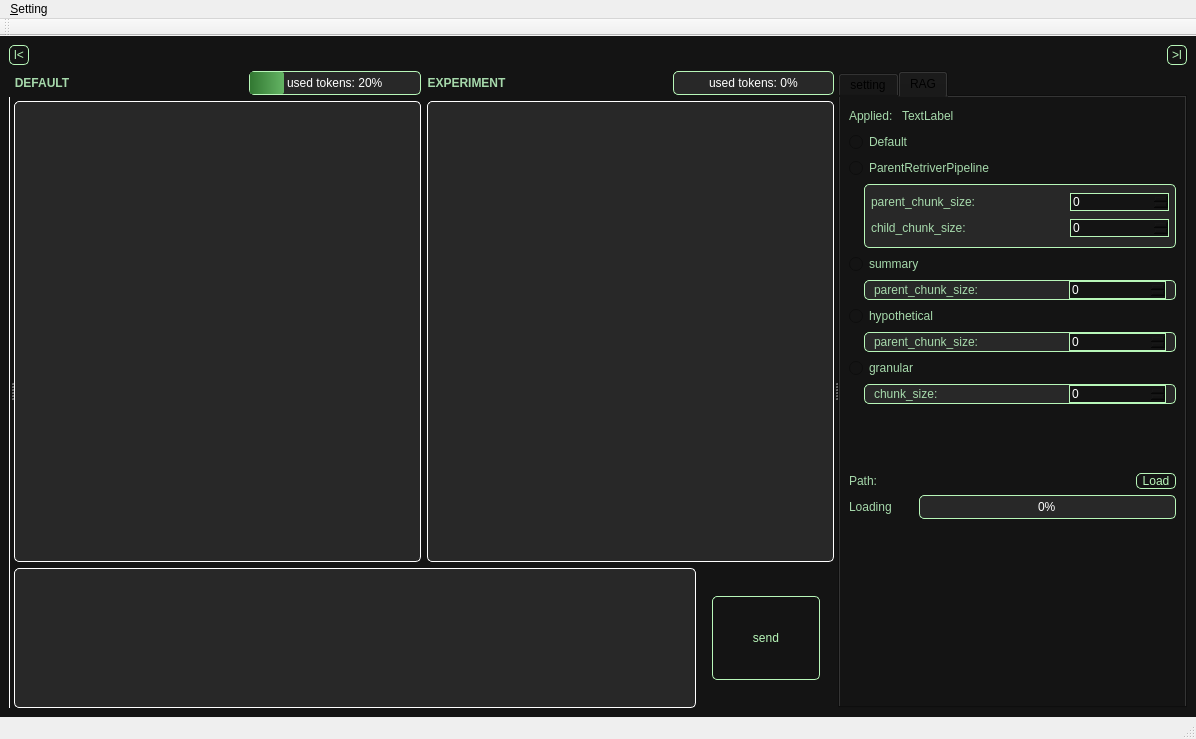
Qt form projects/pj3(LLM_compared_v1.0.1)/ui/mainwindow.ui (EagerBeaverLee/Vision_AI_RnD_team) before a commit.
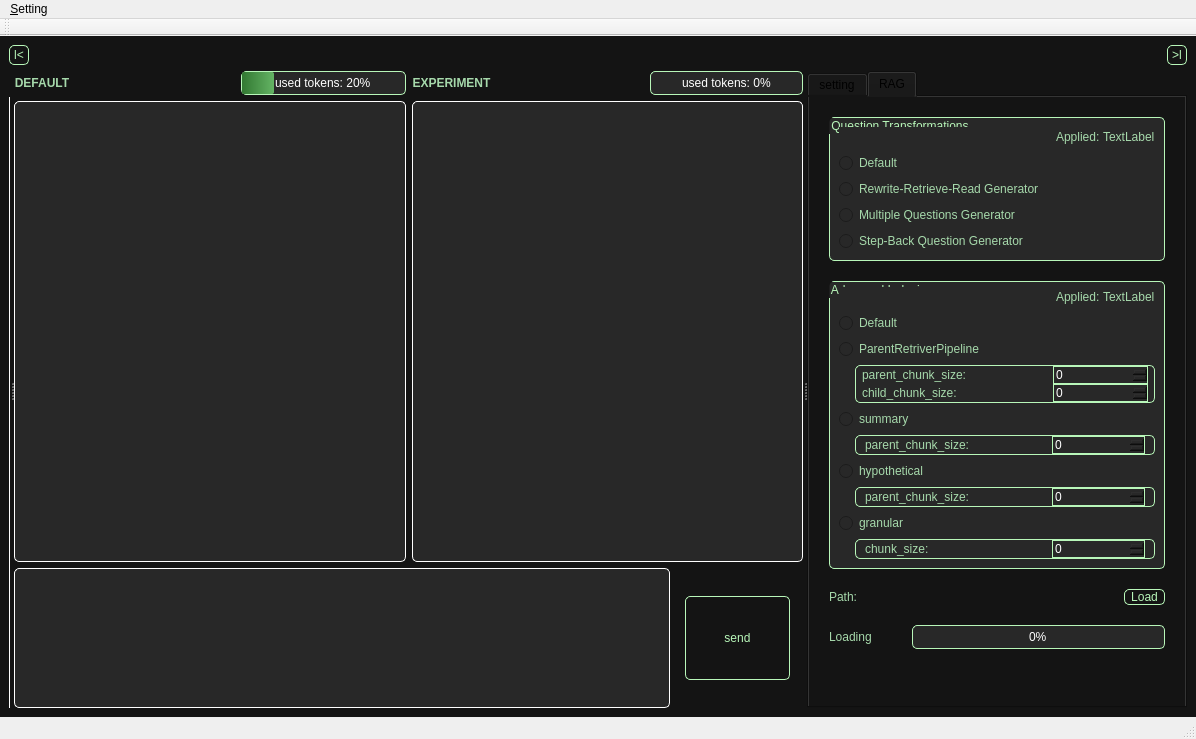
The same form after that commit.

Commit message: question transformers added

What changed in the file:
```diff
--- a/projects/pj3(LLM_compared_v1.0.1)/ui/mainwindow.ui
+++ b/projects/pj3(LLM_compared_v1.0.1)/ui/mainwindow.ui
@@ -913,35 +913,228 @@
         <attribute name="title">
          <string>RAG</string>
         </attribute>
-        <layout class="QVBoxLayout" name="verticalLayout_13">
+        <layout class="QVBoxLayout" name="verticalLayout_14" stretch="10,30,2,2,6">
+         <property name="spacing">
+          <number>20</number>
+         </property>
+         <property name="leftMargin">
+          <number>20</number>
+         </property>
+         <property name="topMargin">
+          <number>20</number>
+         </property>
+         <property name="rightMargin">
+          <number>20</number>
+         </property>
+         <property name="bottomMargin">
+          <number>20</number>
+         </property>
          <item>
-          <layout class="QVBoxLayout" name="verticalLayout_12">
+          <widget class="QGroupBox" name="groupBox_6">
+           <property name="styleSheet">
+            <string notr="true">QGroupBox {
+	color: rgb(184, 247, 185);
+    background-color: rgb(40, 40, 40); /* 원하는 색상으로 변경 */
+	border: 1px solid rgb(184, 247, 185);
+	border-radius: 5px;      /* (선택 사항) 모서리를 둥글게 */
+}</string>
+           </property>
+           <property name="title">
+            <string>Question Transformations</string>
+           </property>
+           <layout class="QVBoxLayout" name="verticalLayout_13" stretch="1,1,4,4,4,4">
            <item>
+             <spacer name="verticalSpacer_7">
+              <property name="orientation">
+               <enum>Qt::Vertical</enum>
+              </property>
+              <property name="sizeHint" stdset="0">
+               <size>
+                <width>20</width>
+                <height>40</height>
+               </size>
+              </property>
+             </spacer>
+            </item>
+            <item>
+             <widget class="QWidget" name="widget_2" native="true">
+              <property name="styleSheet">
+               <string notr="true">QWidget{
+	background-color: rgb(40, 40, 40); /* 원하는 색상으로 변경 */
+}</string>
+              </property>
+              <layout class="QHBoxLayout" name="horizontalLayout_20">
+               <property name="spacing">
+                <number>0</number>
+               </property>
+               <property name="leftMargin">
+                <number>0</number>
+               </property>
+               <property name="topMargin">
+                <number>0</number>
+               </property>
+               <property name="rightMargin">
+                <number>0</number>
+               </property>
+               <property name="bottomMargin">
+                <number>0</number>
+               </property>
+               <item>
+                <spacer name="horizontalSpacer_12">
+                 <property name="orientation">
+                  <enum>Qt::Horizontal</enum>
+                 </property>
+                 <property name="sizeHint" stdset="0">
+                  <size>
+                   <width>40</width>
+                   <height>20</height>
+                  </size>
+                 </property>
+                </spacer>
+               </item>
+               <item>
+                <widget class="QLabel" name="label_14">
+                 <property name="styleSheet">
+                  <string notr="true">QLabel {
+    color: rgb(166, 217, 171);
+	background-color: rgb(40, 40, 40); /* 원하는 색상으로 변경 */
+}</string>
+                 </property>
+                 <property name="text">
+                  <string>Applied: </string>
+                 </property>
+                </widget>
+               </item>
+               <item>
+                <widget class="QLabel" name="rag_transformation">
+                 <property name="styleSheet">
+                  <string notr="true">QLabel {
+    color: rgb(166, 217, 171);
+	background-color: rgb(40, 40, 40); /* 원하는 색상으로 변경 */
+}</string>
+                 </property>
+                 <property name="text">
+                  <string>TextLabel</string>
+                 </property>
+                </widget>
+               </item>
+              </layout>
+             </widget>
+            </item>
+            <item>
+             <widget class="QRadioButton" name="default_generator">
+              <property name="styleSheet">
+               <string notr="true">QRadioButton {
+    color: rgb(166, 217, 171);
+	background-color: rgb(40, 40, 40); /* 원하는 색상으로 변경 */
+}</string>
+              </property>
+              <property name="text">
+               <string>Default</string>
+              </property>
+             </widget>
+            </item>
+            <item>
+             <widget class="QRadioButton" name="rewrite_generator">
+              <property name="styleSheet">
+               <string notr="true">QRadioButton {
+    color: rgb(166, 217, 171);
+	background-color: rgb(40, 40, 40); /* 원하는 색상으로 변경 */
+}</string>
+              </property>
+              <property name="text">
+               <string>Rewrite-Retrieve-Read Generator</string>
+              </property>
+             </widget>
+            </item>
+            <item>
+             <widget class="QRadioButton" name="multiple_generator">
+              <property name="styleSheet">
+               <string notr="true">QRadioButton {
+    color: rgb(166, 217, 171);
+	background-color: rgb(40, 40, 40); /* 원하는 색상으로 변경 */
+}</string>
+              </property>
+              <property name="text">
+               <string>Multiple Questions Generator</string>
+              </property>
+             </widget>
+            </item>
+            <item>
+             <widget class="QRadioButton" name="step_back_generator">
+              <property name="styleSheet">
+               <string notr="true">QRadioButton {
+    color: rgb(166, 217, 171);
+	background-color: rgb(40, 40, 40); /* 원하는 색상으로 변경 */
+}</string>
+              </property>
+              <property name="text">
+               <string>Step-Back Question Generator</string>
+              </property>
+             </widget>
+            </item>
+           </layout>
+          </widget>
+         </item>
+         <item>
+          <widget class="QGroupBox" name="groupBox_5">
+           <property name="styleSheet">
+            <string notr="true">QGroupBox {
+	color: rgb(184, 247, 185);
+    background-color: rgb(40, 40, 40); /* 원하는 색상으로 변경 */
+	border: 1px solid rgb(184, 247, 185);
+	border-radius: 5px;      /* (선택 사항) 모서리를 둥글게 */
+}</string>
+           </property>
+           <property name="title">
+            <string>Advanced Indexing</string>
+           </property>
+           <layout class="QVBoxLayout" name="verticalLayout_12" stretch="1,1,3,3,3,3,3,3,3,3,3">
+            <property name="spacing">
+             <number>6</number>
+            </property>
+            <property name="topMargin">
+             <number>5</number>
+            </property>
+            <property name="bottomMargin">
+             <number>9</number>
+            </property>
+            <item>
+             <spacer name="verticalSpacer_6">
+              <property name="orientation">
+               <enum>Qt::Vertical</enum>
+              </property>
+              <property name="sizeHint" stdset="0">
+               <size>
+                <width>20</width>
+                <height>40</height>
+               </size>
+              </property>
+             </spacer>
+            </item>
+            <item>
+             <widget class="QWidget" name="widget_3" native="true">
+              <property name="styleSheet">
+               <string notr="true">QWidget{
+	background-color: rgb(40, 40, 40); /* 원하는 색상으로 변경 */
+}</string>
+              </property>
             <layout class="QHBoxLayout" name="horizontalLayout_17">
-             <item>
-              <widget class="QLabel" name="label_12">
-               <property name="styleSheet">
-                <string notr="true">QLabel {
-    color: rgb(166, 217, 171);
-}</string>
+               <property name="spacing">
+                <number>0</number>
                </property>
-               <property name="text">
-                <string>Applied: </string>
+               <property name="leftMargin">
+                <number>0</number>
                </property>
-              </widget>
-             </item>
-             <item>
-              <widget class="QLabel" name="rag_technique">
-               <property name="styleSheet">
-                <string notr="true">QLabel {
-    color: rgb(166, 217, 171);
-}</string>
+               <property name="topMargin">
+                <number>0</number>
                </property>
-               <property name="text">
-                <string>TextLabel</string>
+               <property name="rightMargin">
+                <number>0</number>
                </property>
-              </widget>
-             </item>
+               <property name="bottomMargin">
+                <number>0</number>
+               </property>
              <item>
               <spacer name="horizontalSpacer_10">
                <property name="orientation">
@@ -955,13 +1148,39 @@
                </property>
               </spacer>
              </item>
-            </layout>
+               <item>
+                <widget class="QLabel" name="label_12">
+                 <property name="styleSheet">
+                  <string notr="true">QLabel {
+    color: rgb(166, 217, 171);
+}</string>
+                 </property>
+                 <property name="text">
+                  <string>Applied: </string>
+                 </property>
+                </widget>
+               </item>
+               <item>
+                <widget class="QLabel" name="rag_indexing">
+                 <property name="styleSheet">
+                  <string notr="true">QLabel {
+    color: rgb(166, 217, 171);
+}</string>
+                 </property>
+                 <property name="text">
+                  <string>TextLabel</string>
+                 </property>
+                </widget>
+               </item>
+              </layout>
+             </widget>
            </item>
            <item>
             <widget class="QRadioButton" name="default_retriever">
              <property name="styleSheet">
               <string notr="true">QRadioButton {
     color: rgb(166, 217, 171);
+	background-color: rgb(40, 40, 40); /* 원하는 색상으로 변경 */
 }</string>
              </property>
              <property name="text">
@@ -974,6 +1193,7 @@
              <property name="styleSheet">
               <string notr="true">QRadioButton {
     color: rgb(166, 217, 171);
+	background-color: rgb(40, 40, 40); /* 원하는 색상으로 변경 */
 }</string>
              </property>
              <property name="text">
@@ -982,7 +1202,25 @@
             </widget>
            </item>
            <item>
-            <layout class="QHBoxLayout" name="horizontalLayout_10" stretch="1,21">
+             <widget class="QWidget" name="widget_4" native="true">
+              <property name="styleSheet">
+               <string notr="true">QWidget {
+	background-color: rgb(40, 40, 40); /* 원하는 색상으로 변경 */
+}</string>
+              </property>
+              <layout class="QHBoxLayout" name="horizontalLayout_10" stretch="1,19">
+               <property name="leftMargin">
+                <number>0</number>
+               </property>
+               <property name="topMargin">
+                <number>0</number>
+               </property>
+               <property name="rightMargin">
+                <number>0</number>
+               </property>
+               <property name="bottomMargin">
+                <number>0</number>
+               </property>
              <item>
               <spacer name="horizontalSpacer_7">
                <property name="orientation">
@@ -1101,12 +1339,14 @@
               </widget>
              </item>
             </layout>
+             </widget>
            </item>
            <item>
             <widget class="QRadioButton" name="summary_retriever">
              <property name="styleSheet">
               <string notr="true">QRadioButton {
     color: rgb(166, 217, 171);
+	background-color: rgb(40, 40, 40); /* 원하는 색상으로 변경 */
 }</string>
              </property>
              <property name="text">
@@ -1115,7 +1355,28 @@
             </widget>
            </item>
            <item>
-            <layout class="QHBoxLayout" name="horizontalLayout_13" stretch="1,21">
+             <widget class="QWidget" name="widget_5" native="true">
+              <property name="styleSheet">
+               <string notr="true">QWidget {
+	background-color: rgb(40, 40, 40); /* 원하는 색상으로 변경 */
+}</string>
+              </property>
+              <layout class="QHBoxLayout" name="horizontalLayout_13" stretch="1,19">
+               <property name="spacing">
+                <number>6</number>
+               </property>
+               <property name="leftMargin">
+                <number>0</number>
+               </property>
+               <property name="topMargin">
+                <number>0</number>
+               </property>
+               <property name="rightMargin">
+                <number>0</number>
+               </property>
+               <property name="bottomMargin">
+                <number>0</number>
+               </property>
              <item>
               <spacer name="horizontalSpacer_8">
                <property name="orientation">
@@ -1194,12 +1455,14 @@
               </widget>
              </item>
             </layout>
+             </widget>
            </item>
            <item>
             <widget class="QRadioButton" name="hypothetical_retriever">
              <property name="styleSheet">
               <string notr="true">QRadioButton {
     color: rgb(166, 217, 171);
+	background-color: rgb(40, 40, 40); /* 원하는 색상으로 변경 */
 }</string>
              </property>
              <property name="text">
@@ -1208,7 +1471,25 @@
             </widget>
            </item>
            <item>
-            <layout class="QHBoxLayout" name="horizontalLayout_15" stretch="1,21">
+             <widget class="QWidget" name="widget_6" native="true">
+              <property name="styleSheet">
+               <string notr="true">QWidget {
+	background-color: rgb(40, 40, 40); /* 원하는 색상으로 변경 */
+}</string>
+              </property>
+              <layout class="QHBoxLayout" name="horizontalLayout_15" stretch="1,19">
+               <property name="leftMargin">
+                <number>0</number>
+               </property>
+               <property name="topMargin">
+                <number>0</number>
+               </property>
+               <property name="rightMargin">
+                <number>0</number>
+               </property>
+               <property name="bottomMargin">
+                <number>0</number>
+               </property>
              <item>
               <spacer name="horizontalSpacer_9">
                <property name="orientation">
@@ -1287,12 +1568,14 @@
               </widget>
              </item>
             </layout>
+             </widget>
            </item>
            <item>
             <widget class="QRadioButton" name="granular_retriever">
              <property name="styleSheet">
               <string notr="true">QRadioButton {
     color: rgb(166, 217, 171);
+	background-color: rgb(40, 40, 40); /* 원하는 색상으로 변경 */
 }</string>
              </property>
              <property name="text">
@@ -1301,7 +1584,25 @@
             </widget>
            </item>
            <item>
-            <layout class="QHBoxLayout" name="horizontalLayout_18" stretch="1,21">
+             <widget class="QWidget" name="widget_7" native="true">
+              <property name="styleSheet">
+               <string notr="true">QWidget {
+	background-color: rgb(40, 40, 40); /* 원하는 색상으로 변경 */
+}</string>
+              </property>
+              <layout class="QHBoxLayout" name="horizontalLayout_18" stretch="1,19">
+               <property name="leftMargin">
+                <number>0</number>
+               </property>
+               <property name="topMargin">
+                <number>0</number>
+               </property>
+               <property name="rightMargin">
+                <number>0</number>
+               </property>
+               <property name="bottomMargin">
+                <number>0</number>
+               </property>
              <item>
               <spacer name="horizontalSpacer_11">
                <property name="orientation">
@@ -1380,19 +1681,10 @@
               </widget>
              </item>
             </layout>
-           </item>
-           <item>
-            <spacer name="verticalSpacer_5">
-             <property name="orientation">
-              <enum>Qt::Vertical</enum>
-             </property>
-             <property name="sizeHint" stdset="0">
-              <size>
-               <width>20</width>
-               <height>40</height>
-              </size>
-             </property>
-            </spacer>
+             </widget>
+            </item>
+           </layout>
+          </widget>
            </item>
            <item>
             <layout class="QHBoxLayout" name="horizontalLayout_5" stretch="1,6,1">
@@ -1506,12 +1798,10 @@
              <property name="sizeHint" stdset="0">
               <size>
                <width>236</width>
-               <height>178</height>
+             <height>34</height>
               </size>
              </property>
             </spacer>
-           </item>
-          </layout>
          </item>
         </layout>
        </widget>
```
Lines whose indentation alone changed are shown as unchanged. The commit also changes 20 other files.
